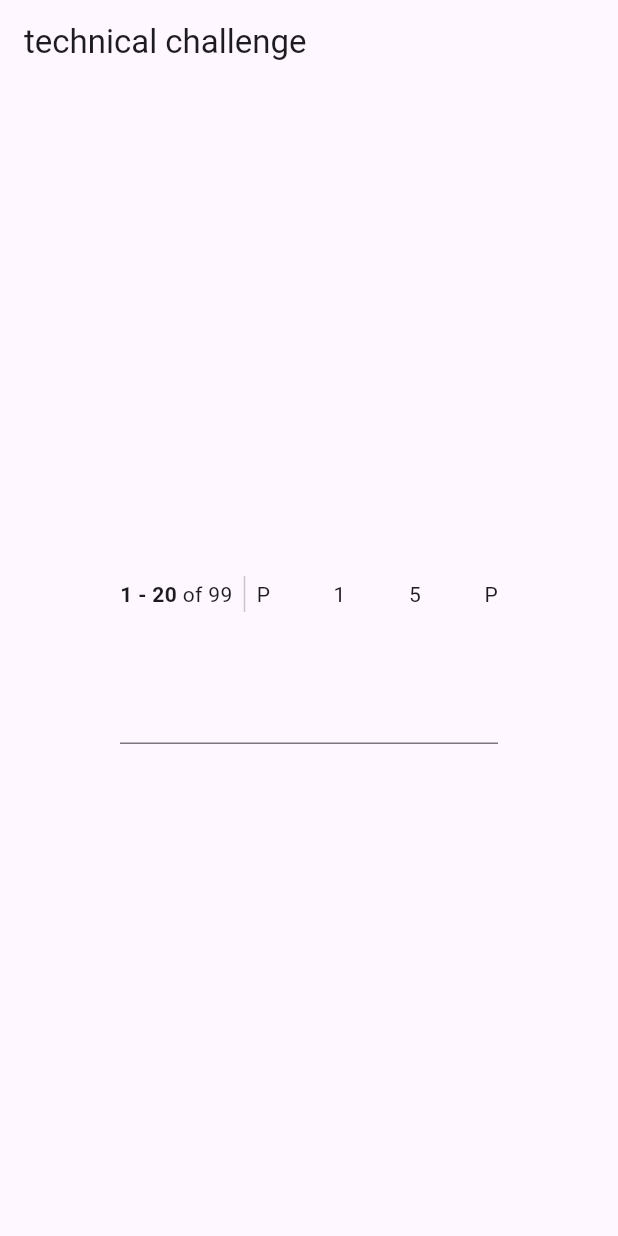
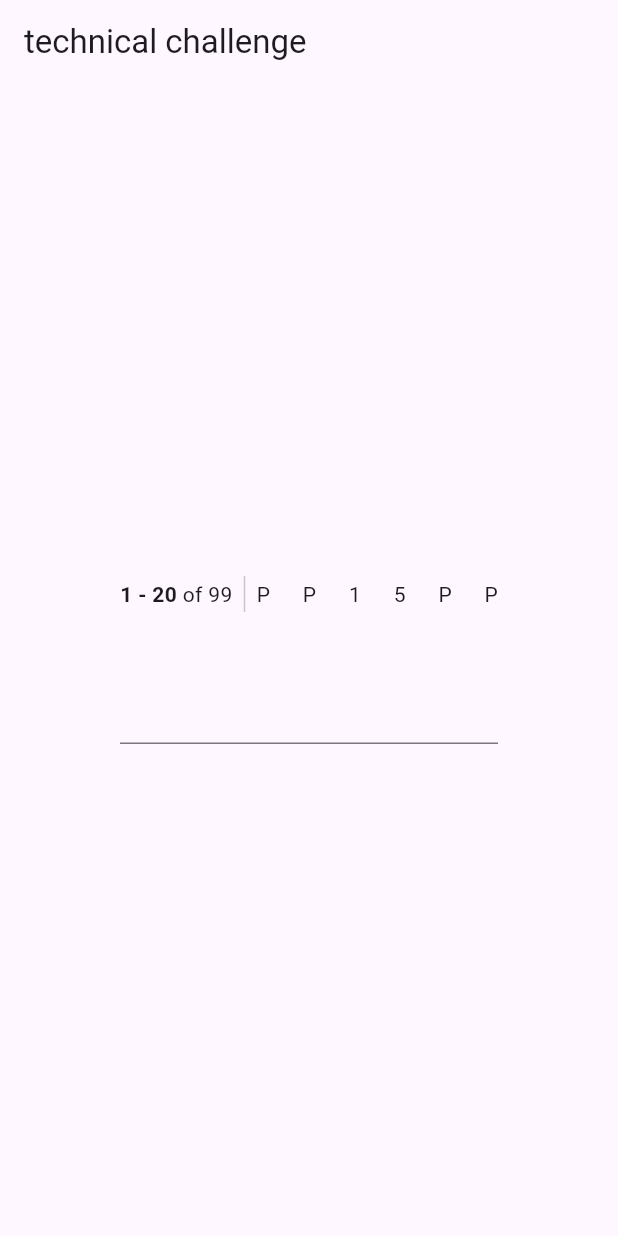
Before and after one commit to mark33699/guidoor_challenge, a Flutter app: the screen it shows after launch, on a phone screen of 412 x 824 dp. Run offline on Flutter 3.47's test engine with Material 2 defaults, Android fonts, the light colour scheme and no system bars.

Commit message:
Update PaginationToolbar add first/last button

```diff
--- a/lib/pagination_toolbar.dart
+++ b/lib/pagination_toolbar.dart
@@ -19,6 +19,9 @@ class _PaginationToolbarState extends State<PaginationToolbar> {
   int _totalCount = 0;
   int _currentPage = firstPage;
   int _lastPage = firstPage;
+
+  bool get _isCurrentFirstPage => _currentPage == firstPage;
+  bool get _isCurrentLastPage => _currentPage == _lastPage;
 
   @override
   Widget build(BuildContext context) {
@@ -65,14 +68,30 @@ class _PaginationToolbarState extends State<PaginationToolbar> {
       mainAxisAlignment: MainAxisAlignment.spaceBetween,
       children: [
         PageButton(
+            type: PageButtonType.first,
+            onTap: _isCurrentFirstPage
+                ? null
+                : () => setState(() => _currentPage = firstPage)
+        ),
+        PageButton(
             type: PageButtonType.previous,
-            onTap: () => setState(() => _currentPage -= 1)
+            onTap: _isCurrentFirstPage
+                ? null
+                : () => setState(() => _currentPage -= 1)
         ),
         Text('$_currentPage'),
         Text('$_lastPage'),
         PageButton(
             type: PageButtonType.next,
-            onTap: () => setState(() => _currentPage += 1)
+            onTap: _isCurrentLastPage
+                ? null
+                : () => setState(() => _currentPage += 1)
+        ),
+        PageButton(
+            type: PageButtonType.last,
+            onTap: _isCurrentLastPage
+                ? null
+                : () => setState(() => _currentPage = _lastPage)
         ),
       ],
     );
```
